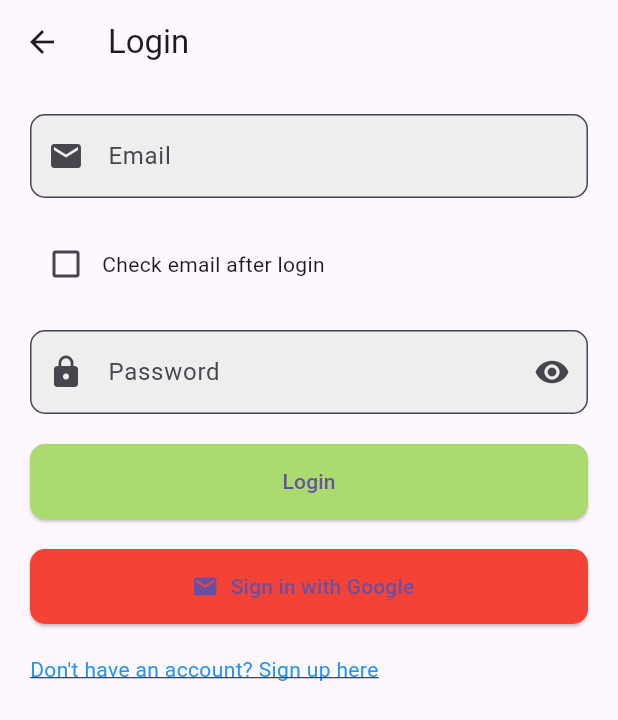
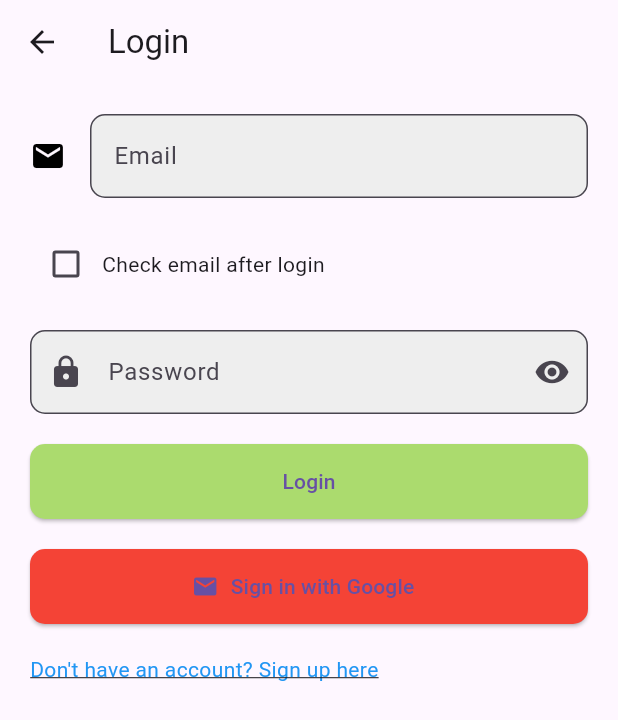
Before and after one commit to Ronakk4/ipdapp, a Flutter app: the screen it shows after launch, after a tap on "Get Started", on a phone screen of 412 x 824 dp. Shown: the top 720 px of the screen. Run offline on Flutter 3.47's test engine with Material 3 defaults, Android fonts, the phone set to English and light mode, and no system bars.

Commit message:
debug yaml

```diff
--- a/lib/screens/login.dart
+++ b/lib/screens/login.dart
@@ -21,7 +21,11 @@
               TextField(
                 decoration: InputDecoration(
                   hintText: 'Email',
-                  prefixIcon: Icon(Icons.email),
+                  icon: Container(
+                    width: 24, // Adjust the width as needed
+                    height: 24, // Adjust the height as needed
+                    child: Icon(Icons.email, color: Colors.black),
+                  ),
                   filled: true,
                   fillColor: Colors.grey[200],
                   border: OutlineInputBorder(
@@ -49,7 +53,11 @@
                 obscureText: obscureText,
                 decoration: InputDecoration(
                   hintText: 'Password',
-                  prefixIcon: Icon(Icons.lock),
+                  prefixIcon: Container(
+                    width: 24, // Adjust the width as needed
+                    height: 24, // Adjust the height as needed
+                    child: Icon(Icons.lock),
+                  ),
                   suffixIcon: IconButton(
                     icon: Icon(obscureText ? Icons.visibility : Icons.visibility_off),
                     onPressed: () {
```
Also changed, not shown: pubspec.yaml (+1 -62 lines).
